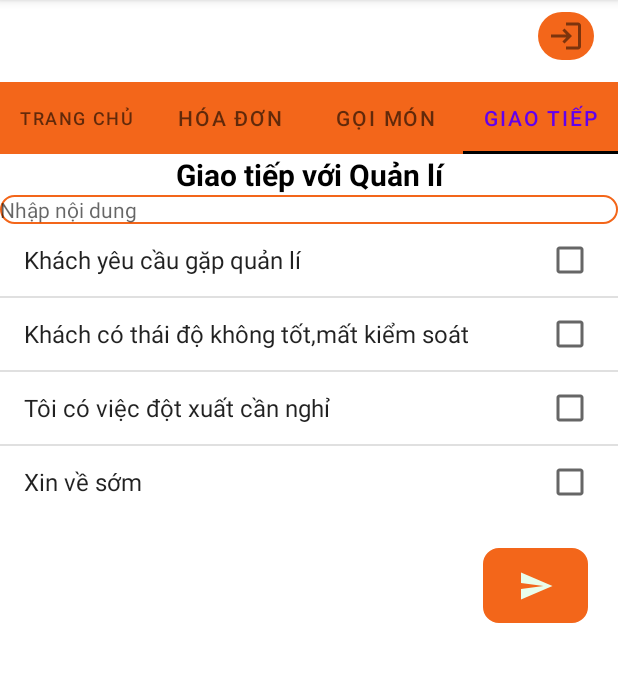
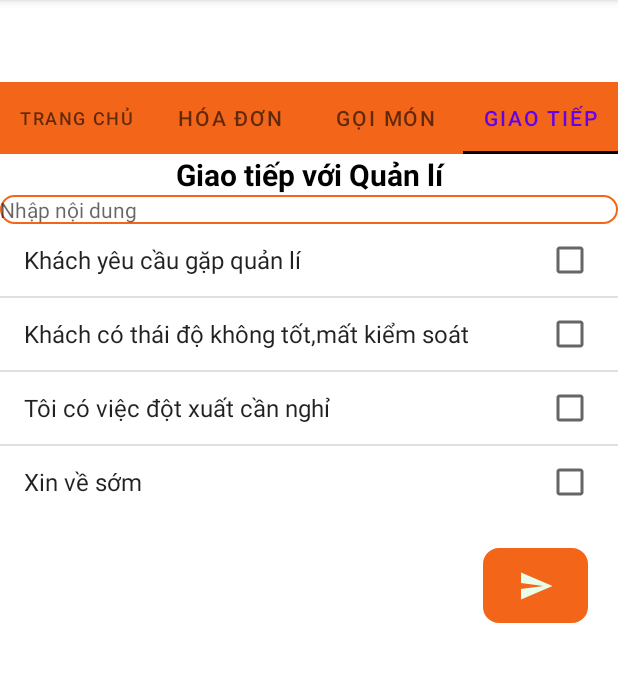
Before and after one commit to VinhPham2412/SmartOrder, an Android app: the MainWaiterActivity screen opened directly, with no data from a screen before it, tab 4 chosen, on a phone screen of 412 x 824 dp, the part 84-766 px from its top. Run offline under Robolectric (Android 15) with nearby library versions, the phone set to English and light mode, and no system bars; our stand-ins replace Firebase (no records; nobody signed in at launch, a user with empty details on screens opened directly).

Commit message:
load processOrder follow waiterId and custom layout

```diff
--- a/app/src/main/java/Fragments/BillFragment.java
+++ b/app/src/main/java/Fragments/BillFragment.java
@@ -14,6 +14,8 @@ import android.view.View;
 import android.view.ViewGroup;
 
 import com.example.su21g3project.R;
+import com.google.firebase.auth.FirebaseAuth;
+import com.google.firebase.auth.FirebaseUser;
 import com.google.firebase.database.DataSnapshot;
 import com.google.firebase.database.DatabaseError;
 import com.google.firebase.database.DatabaseReference;
@@ -34,6 +36,7 @@ public class BillFragment extends Fragment {
     private RecyclerView recyclerView;
     private WaiterBillAdapter adapter;
     private int dvHeight;
+    private FirebaseUser user;
     public BillFragment(FragmentActivity fragmentActivity) {
         DisplayMetrics displayMetrics = new DisplayMetrics();
         fragmentActivity.getWindowManager().getDefaultDisplay().getMetrics(displayMetrics);
@@ -45,6 +48,7 @@ public class BillFragment extends Fragment {
                              Bundle savedInstanceState) {
         // Inflate the layout for this fragment
         View view = inflater.inflate(R.layout.fragment_bill_waiter, container, false);
+        user= FirebaseAuth.getInstance().getCurrentUser();
         recyclerView  = view.findViewById(R.id.bill_waiter_container);
         recyclerView.setLayoutManager(new LinearLayoutManager(getContext()));
         list = new ArrayList<>();
@@ -55,7 +59,7 @@ public class BillFragment extends Fragment {
                 list.clear();
                 for (DataSnapshot dataSnapshot : snapshot.getChildren()) {
                     ProcessOrder processOrder = dataSnapshot.getValue(ProcessOrder.class);
-                    if (processOrder.getStatus().equals("confirmed")) {
+                    if (processOrder.getStatus().equals("confirmed") && processOrder.getWaiterId().equals(user.getUid())) {
                         list.add(processOrder);
                     }
 
--- a/app/src/main/java/Fragments/WaiterOrderFragment.java
+++ b/app/src/main/java/Fragments/WaiterOrderFragment.java
@@ -15,6 +15,8 @@ import android.view.ViewGroup;
 
 import com.example.su21g3project.Customer.BookedHistory;
 import com.example.su21g3project.R;
+import com.google.firebase.auth.FirebaseAuth;
+import com.google.firebase.auth.FirebaseUser;
 import com.google.firebase.database.DataSnapshot;
 import com.google.firebase.database.DatabaseError;
 import com.google.firebase.database.DatabaseReference;
@@ -35,6 +37,7 @@ public class WaiterOrderFragment extends Fragment {
     private RecyclerView recyclerView;
     private BookedHistoryAdapter adapter;
     private int dvWidth;
+    private FirebaseUser user;
 
     public WaiterOrderFragment(FragmentActivity fragmentActivity) {
         DisplayMetrics displayMetrics = new DisplayMetrics();
@@ -47,6 +50,7 @@ public class WaiterOrderFragment extends Fragment {
                              Bundle savedInstanceState) {
         // Inflate the layout for this fragment
         View view = inflater.inflate(R.layout.fragment_waiting_table, container, false);
+        user= FirebaseAuth.getInstance().getCurrentUser();
         recyclerView  = view.findViewById(R.id.container_waiter_booked_history);
         recyclerView.setLayoutManager(new LinearLayoutManager(getContext()));
         list = new ArrayList<>();
@@ -57,7 +61,7 @@ public class WaiterOrderFragment extends Fragment {
                 list.clear();
                 for (DataSnapshot dataSnapshot : snapshot.getChildren()) {
                     ProcessOrder processOrder = dataSnapshot.getValue(ProcessOrder.class);
-                    if (processOrder.getStatus().equals("confirmed")) {
+                    if (processOrder.getStatus().equals("confirmed") && processOrder.getWaiterId().equals(user.getUid())) {
                         list.add(processOrder);
                     }
 
--- a/app/src/main/java/adapter/Customer/BookedHistoryAdapter.java
+++ b/app/src/main/java/adapter/Customer/BookedHistoryAdapter.java
@@ -24,6 +24,7 @@ public class BookedHistoryAdapter extends RecyclerView.Adapter<BookedHistoryAdap
     private List<ProcessOrder> list;
     public static class ViewHolder extends RecyclerView.ViewHolder{
         private final TextView txtText;
+        public TextView txtMessageReject;
         private final TextView txtStatus;
         private final Button btngetFood;
         public ViewHolder(View itemView) {
@@ -31,6 +32,7 @@ public class BookedHistoryAdapter extends RecyclerView.Adapter<BookedHistoryAdap
             txtText = itemView.findViewById(R.id.txtBookedHistory);
             txtStatus = itemView.findViewById(R.id.txtBHStatus);
             btngetFood = itemView.findViewById(R.id.btnGetFood);
+            txtMessageReject=itemView.findViewById(R.id.txtMessageReject);
         }
 
         public TextView getTxtText() {
@@ -73,6 +75,8 @@ public class BookedHistoryAdapter extends RecyclerView.Adapter<BookedHistoryAdap
             holder.getTxtStatus().setTextColor(Color.GREEN);
         }
         else if (order.getStatus().equals("rejected")) {
+            holder.txtMessageReject.setVisibility(View.VISIBLE);
+            holder.txtMessageReject.setText(order.getMessageReject());
             holder.getTxtStatus().setText("Đã Từ chối");
             holder.getTxtStatus().setTextColor(Color.RED);
         }
--- a/app/src/main/java/adapter/Waiter/WaiterBillAdapter.java
+++ b/app/src/main/java/adapter/Waiter/WaiterBillAdapter.java
@@ -59,7 +59,7 @@ public class WaiterBillAdapter extends RecyclerView.Adapter<WaiterBillAdapter.Vi
                 if (snapshot.exists()){
                     Table table = snapshot.getValue(Table.class);
                     holder.getTxtTable().setText("Bàn "+table.getName());
-                    holder.getTxtCustomer().setText(processOrder.getName());
+                    holder.getTxtCustomer().setText(processOrder.getName()+"\n"+processOrder.getPhone());
                     holder.getBtnBill().setOnClickListener(v -> {
                         Intent intent = new Intent(context, BillActivity.class);
                         intent.putExtra("orderId",processOrder.getId());
--- a/app/src/main/java/com/example/su21g3project/GetTableActivity2.java
+++ b/app/src/main/java/com/example/su21g3project/GetTableActivity2.java
@@ -106,7 +106,7 @@ public class GetTableActivity2 extends AppCompatActivity {
                 e.printStackTrace();
             }
             int noPP = Integer.parseInt(getIntent().getStringExtra("noPP"));
-            ProcessOrder order = new ProcessOrder(orderId,userId,name,phone,date,noPP,note,"new",null);
+            ProcessOrder order = new ProcessOrder(orderId,userId,name,phone,date,noPP,note,"new",null,null,null);
             reference.child(orderId).setValue(order.toMap()).addOnCompleteListener(task -> {
                 if(task.isSuccessful()){
                     Toast.makeText(GetTableActivity2.this,
--- a/app/src/main/java/com/example/su21g3project/NoticeActivity.java
+++ b/app/src/main/java/com/example/su21g3project/NoticeActivity.java
@@ -36,7 +36,7 @@ public class NoticeActivity extends AppCompatActivity {
         noticeList=new ArrayList<>();
         recyclerView=findViewById(R.id.noticeRecyeceView);
         recyclerView.setLayoutManager(new LinearLayoutManager(this));
-        reference= FirebaseDatabase.getInstance().getReference("Communication").child(role);
+        reference= FirebaseDatabase.getInstance().getReference("Communication").child("ManageReply").child(role);
         reference.addValueEventListener(new ValueEventListener() {
             @Override
             public void onDataChange(@NonNull DataSnapshot snapshot) {
@@ -53,7 +53,6 @@ public class NoticeActivity extends AppCompatActivity {
 
             @Override
             public void onCancelled(@NonNull DatabaseError error) {
-
             }
         });
 
--- a/app/src/main/java/com/example/su21g3project/Waiter/MainWaiterActivity.java
+++ b/app/src/main/java/com/example/su21g3project/Waiter/MainWaiterActivity.java
@@ -38,7 +38,6 @@ public class MainWaiterActivity extends AppCompatActivity {
     private ViewPager2 viewPager2;
     private TextView txtWaiterName;
     private FirebaseUser user;
-    private ImageButton btnSingOut;
     private String role="";
     private DatabaseReference reference;
 
@@ -49,7 +48,6 @@ public class MainWaiterActivity extends AppCompatActivity {
 
 
 
-        btnSingOut=findViewById(R.id.imageButtonSingOut);
         txtWaiterName=findViewById(R.id.waiterName);
         user= FirebaseAuth.getInstance().getCurrentUser();
         txtWaiterName.setText(user.getDisplayName());
@@ -90,9 +88,30 @@ public class MainWaiterActivity extends AppCompatActivity {
                     break;
             }
         }).attach();
-        btnSingOut.setOnClickListener(new View.OnClickListener() {
-            @Override
-            public void onClick(View v) {
+
+
+    }
+    /**
+     * add options Menu in activity
+     * @param menu
+     * @return
+     */
+    @Override
+    public boolean onCreateOptionsMenu(Menu menu) {
+        getMenuInflater().inflate(R.menu.waiter_menu,menu);
+        return super.onCreateOptionsMenu(menu);
+    }
+
+    @Override
+    public boolean onOptionsItemSelected(@NonNull MenuItem item) {
+        int id=item.getItemId();
+        switch (id){
+            case R.id.Notice:
+                Intent intent= new Intent(MainWaiterActivity.this, NoticeActivity.class);
+                intent.putExtra("role",role);
+                startActivity(intent);
+                break;
+            case R.id.logout:
                 AlertDialog.Builder builder = new AlertDialog.Builder(MainWaiterActivity.this);
 
                 builder.setTitle("Confirm");
@@ -118,33 +137,6 @@ public class MainWaiterActivity extends AppCompatActivity {
 
                 AlertDialog alert = builder.create();
                 alert.show();
-            }
-        });
-
-    }
-    /**
-     * add options Menu in activity
-     * @param menu
-     * @return
-     */
-    @Override
-    public boolean onCreateOptionsMenu(Menu menu) {
-        getMenuInflater().inflate(R.menu.waiter_menu,menu);
-        return super.onCreateOptionsMenu(menu);
-    }
-
-    @Override
-    public boolean onOptionsItemSelected(@NonNull MenuItem item) {
-        int id=item.getItemId();
-        switch (id){
-            case R.id.Notice:
-                Intent intent= new Intent(MainWaiterActivity.this, NoticeActivity.class);
-                intent.putExtra("role",role);
-                startActivity(intent);
-                break;
-            case R.id.logout:
-                FirebaseAuth.getInstance().signOut();
-                startActivity(new Intent(MainWaiterActivity.this, LoginActivity.class));
                 break;
         }
         return super.onOptionsItemSelected(item);
--- a/app/src/main/res/layout/activity_main_waiter.xml
+++ b/app/src/main/res/layout/activity_main_waiter.xml
@@ -38,15 +38,4 @@
         app:layout_constraintStart_toStartOf="parent"
         app:layout_constraintTop_toBottomOf="@+id/tabLayout" />
 
-    <ImageButton
-        android:id="@+id/imageButtonSingOut"
-        android:layout_width="37dp"
-        android:layout_height="32dp"
-        android:layout_marginTop="8dp"
-        android:layout_marginEnd="16dp"
-        android:background="@drawable/customimage"
-        app:layout_constraintEnd_toEndOf="parent"
-        app:layout_constraintTop_toTopOf="parent"
-        app:srcCompat="@drawable/ic_baseline_login_24" />
-
 </androidx.constraintlayout.widget.ConstraintLayout>
--- a/app/src/main/res/layout/custom_bill_waiter.xml
+++ b/app/src/main/res/layout/custom_bill_waiter.xml
@@ -17,15 +17,15 @@
         android:textStyle="bold" />
 
     <TextView
-        android:gravity="center"
+        android:textStyle="bold"
+        android:textColor="@color/black"
         android:id="@+id/txtCustomerName"
         android:layout_width="197dp"
-        android:layout_height="35dp"
+        android:layout_height="wrap_content"
         android:layout_below="@+id/txtTableName"
         android:layout_marginStart="15dp"
         android:layout_marginTop="12dp"
         android:layout_marginBottom="-2dp"
-        android:background="@drawable/border"
         android:textSize="16sp" />
 
     <Button
```
Also changed, not shown: app/src/main/java/com/example/su21g3project/Chef/MainChefActivity.java (+28 -2 lines), app/src/main/java/com/example/su21g3project/Customer/AccountActivity.java (+29 -3 lines), app/src/main/java/model/ProcessOrder.java (+21 -2 lines), app/src/main/res/layout/booked_history.xml (+12 -0 lines), app/src/main/res/layout/custom_bill.xml (+8 -8 lines).
